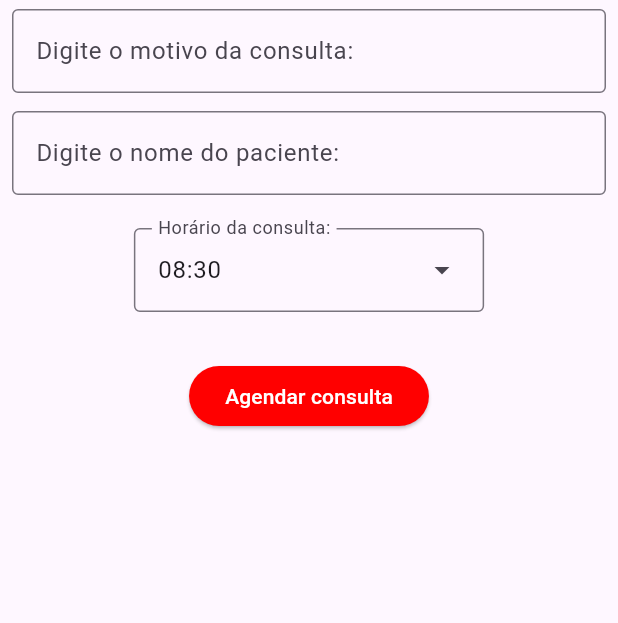
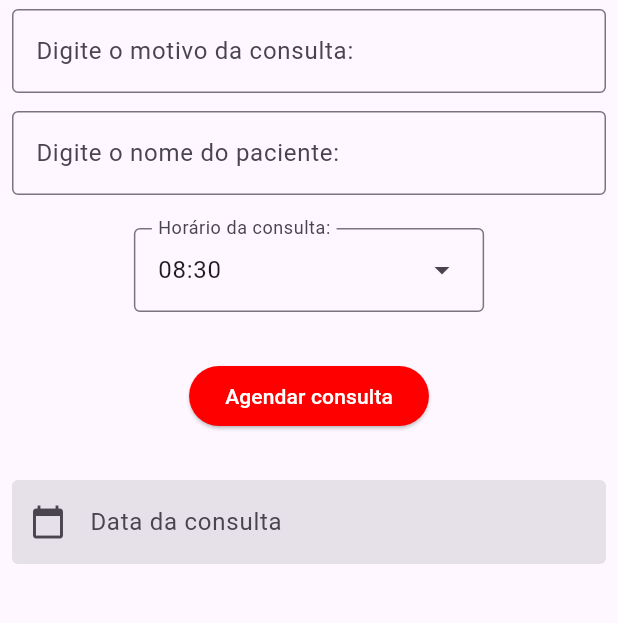
Before and after one commit to Pato-Loco-Dev/Flutterzin-Maroto, a Flutter app: the Home screen opened directly, after a tap on "Agendar Consulta", on a phone screen of 412 x 824 dp, the part 84-707 px from its top. Run offline on Flutter 3.47's test engine with Material 3 defaults, Android fonts, the phone set to English and light mode, and no system bars.

Commit message:
Calendario

```diff
--- a/AppSaude/app_saude_flutter/lib/consultas.dart
+++ b/AppSaude/app_saude_flutter/lib/consultas.dart
@@ -18,9 +18,10 @@ class Consultas extends StatefulWidget{
 class ConsultasState extends State<Consultas> {
   String dropdownValue = horarioManha.first;
   TextEditingController motivoConsController = TextEditingController();
+  TextEditingController nmPacienteController = TextEditingController();
+  TextEditingController dataController = TextEditingController();
   String motivoConsulta = '';
   String nmPaciente = '';
-  TextEditingController nmPacienteController = TextEditingController();
 
   final _formKey = GlobalKey<FormState>();
 
@@ -110,9 +111,51 @@ class ConsultasState extends State<Consultas> {
                     child: const Text('Agendar consulta', style: TextStyle(color: Color.fromRGBO(255, 255, 255, 1)) ),
                   ),
                 ),
-              )
+              ),
+          Padding(
+                padding: const EdgeInsets.symmetric(horizontal: 8, vertical: 16.0),
+                child: Center(
+                  child: TextField(
+                    controller: dataController,
+                    decoration: const InputDecoration(
+                      labelText: 'Data da consulta',
+                      filled: true,
+                      prefixIcon: Icon(Icons.calendar_today),
+                      enabledBorder: OutlineInputBorder(
+                        borderSide: BorderSide.none
+                      ),
+                      focusedBorder: OutlineInputBorder(
+                        borderSide: BorderSide(color: Colors.blue)
+                      )
+
+                    ),
+                    readOnly: true,
+                    onTap: (){
+                      _selecionaData();
+                    },
+                  ),
+                ),
+
+                )
         ]
       ),
     );
   }
+
+  Future<void> _selecionaData() async {
+
+    DateTime? dataSelecionada = await showDatePicker(
+      context: context,
+      initialDate: DateTime.now(),
+      firstDate: DateTime(2000),
+      lastDate: DateTime(2100)
+      );
+
+    if (dataSelecionada != null) {
+      setState(() {
+        dataController.text = dataSelecionada.toString().split(" ")[0];
+      });
+    }
+
+  }
 }
--- a/AppSaude/app_saude_flutter/pubspec.yaml
+++ b/AppSaude/app_saude_flutter/pubspec.yaml
@@ -10,6 +10,8 @@ dependencies:
   flutter:
     sdk: flutter
   http: ^1.2.0
+  flutter_localizations:
+    sdk: flutter
 
 dev_dependencies:
   flutter_test:
```
Also changed, not shown: AppSaude/app_saude_flutter/pubspec.lock.
